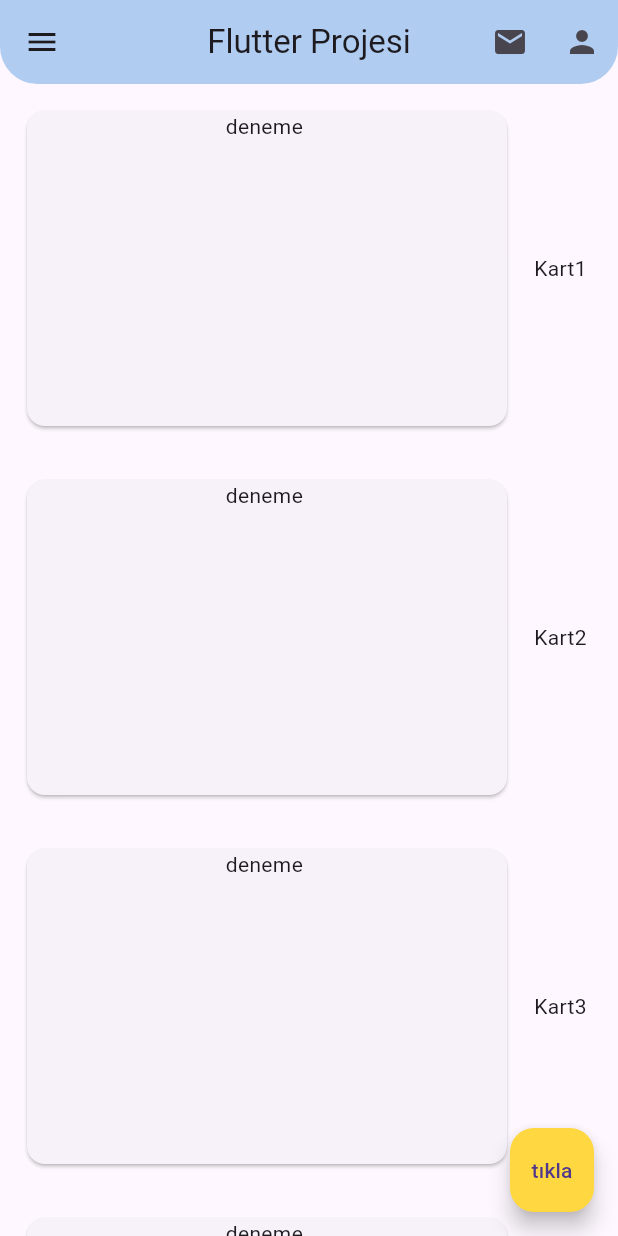
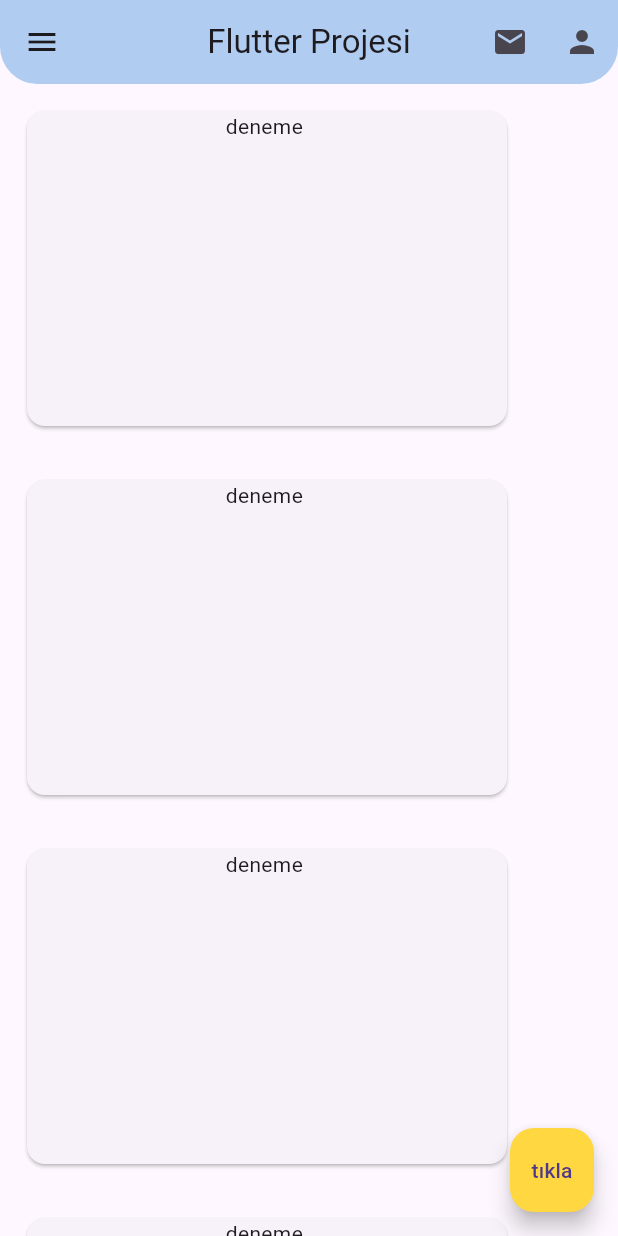
Before and after one commit to kaanertugrulkoc/pLove-PureLove-, a Flutter app: the screen it shows after launch, on a phone screen of 412 x 824 dp. Run offline on Flutter 3.47's test engine with Material 3 defaults, Android fonts, the light colour scheme and no system bars.

Commit message:
Update homescreen.dart

```diff
--- a/lib/homescreen.dart
+++ b/lib/homescreen.dart
@@ -8,28 +8,44 @@ class HomeScreen extends StatelessWidget {
     return const Column(
       children: [
         Row(
-          children: [ogrencikayit(), Text('Kart1')],
+          children: [
+            ogrencikayit(),
+          ],
         ),
         Row(
-          children: [ogrencikayit(), Text('Kart2')],
+          children: [
+            ogrencikayit(),
+          ],
         ),
         Row(
-          children: [ogrencikayit(), Text('Kart3')],
+          children: [
+            ogrencikayit(),
+          ],
         ),
         Row(
-          children: [ogrencikayit(), Text('Kart4')],
+          children: [
+            ogrencikayit(),
+          ],
         ),
         Row(
-          children: [ogrencikayit(), Text('Kart5')],
+          children: [
+            ogrencikayit(),
+          ],
         ),
         Row(
-          children: [ogrencikayit(), Text('Kart6')],
+          children: [
+            ogrencikayit(),
+          ],
         ),
         Row(
-          children: [ogrencikayit(), Text('Kart7')],
+          children: [
+            ogrencikayit(),
+          ],
         ),
         Row(
-          children: [ogrencikayit(), Text('Kart8')],
+          children: [
+            ogrencikayit(),
+          ],
         ),
         Row(
           children: [
```
